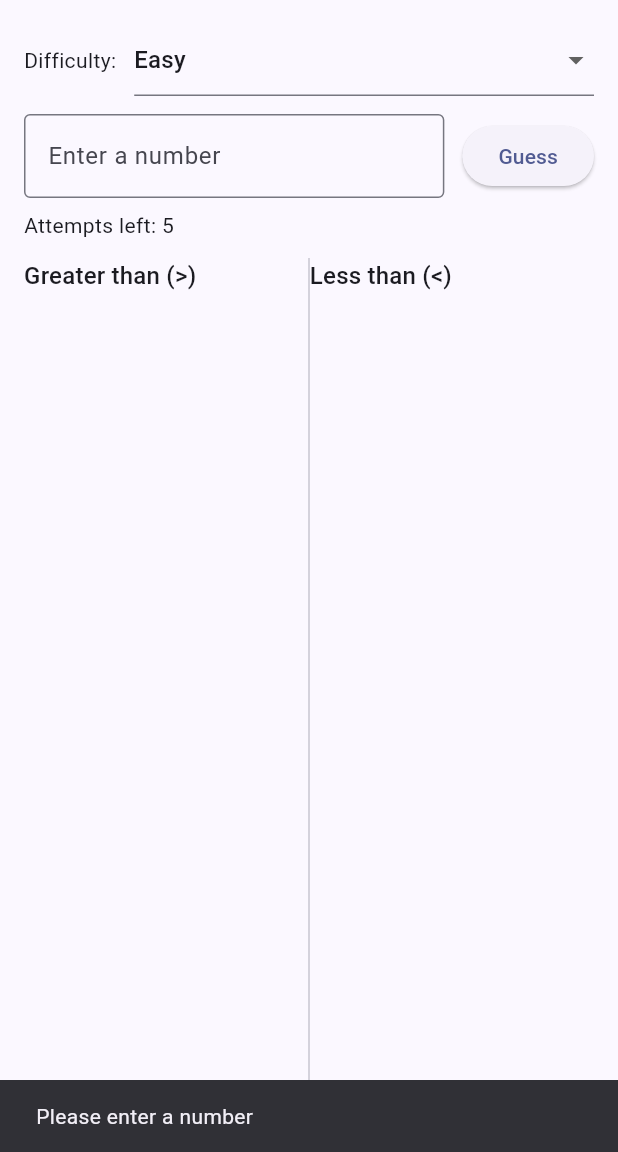
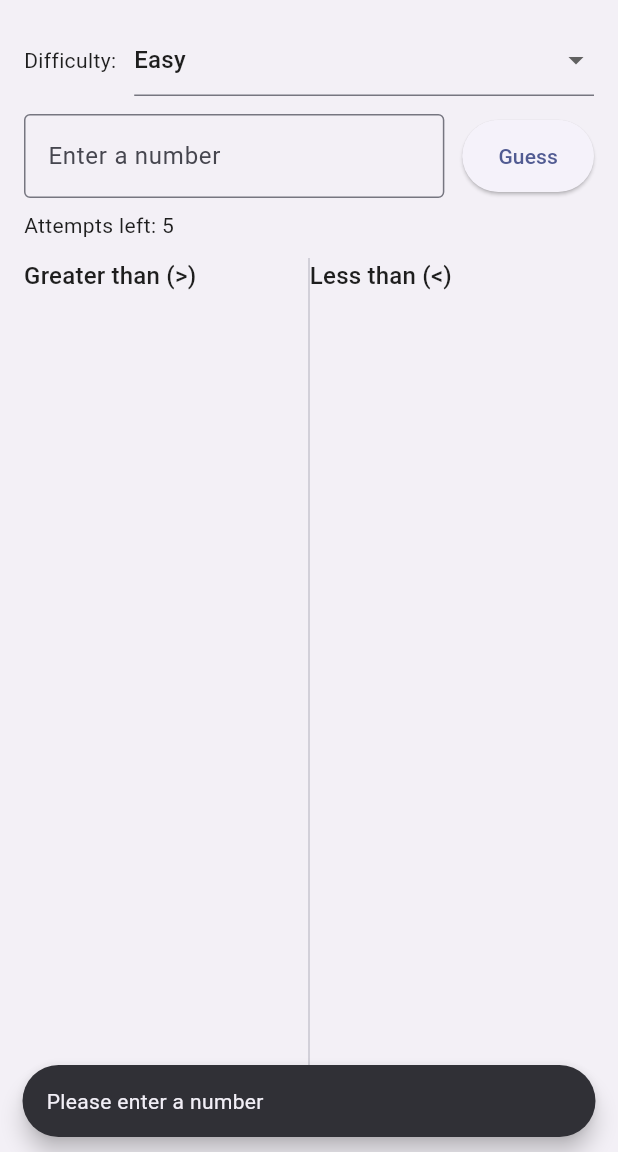
Before and after one commit to EdinsonRequena/flutter_app_guess_the_number, a Flutter app: the screen it shows after launch, after a tap on "Guess", on a phone screen of 412 x 824 dp, the part 84-1236 px from its top. Run offline on Flutter 3.47's test engine with Material 3 defaults, Android fonts, the phone set to English and light mode, and no system bars.

Commit message:
UI Polish & Animaciones Fixes #12

```diff
--- a/lib/core/theme/app_theme.dart
+++ b/lib/core/theme/app_theme.dart
@@ -2,7 +2,23 @@ import 'package:flutter/material.dart';
 
 class AppTheme {
   static final light = ThemeData(
-    colorScheme: ColorScheme.fromSeed(seedColor: Colors.indigo),
     useMaterial3: true,
+    colorScheme: ColorScheme.fromSeed(seedColor: Colors.indigo, surfaceTint: Colors.transparent),
+    scaffoldBackgroundColor: const Color(0xFFF3F0F6),
+    textTheme: Typography.blackCupertino.apply(
+      bodyColor: const Color(0xFF1E1E1E),
+      displayColor: const Color(0xFF1E1E1E),
+    ),
+    elevatedButtonTheme: ElevatedButtonThemeData(
+      style: ElevatedButton.styleFrom(
+        shape: const StadiumBorder(),
+        padding: const EdgeInsets.symmetric(horizontal: 24, vertical: 14),
+      ),
+    ),
+    snackBarTheme: const SnackBarThemeData(
+      shape: StadiumBorder(),
+      behavior: SnackBarBehavior.floating,
+    ),
+    dividerColor: Colors.grey.shade300,
   );
 }
--- a/lib/screens/game_screen.dart
+++ b/lib/screens/game_screen.dart
@@ -1,4 +1,7 @@
 import 'package:flutter/material.dart';
+import 'package:provider/provider.dart';
+
+import '../core/game_engine.dart';
 import '../widgets/level_selector.dart';
 import '../widgets/guess_input.dart';
 import '../widgets/attempt_info.dart';
@@ -10,11 +13,29 @@ class GameScreen extends StatelessWidget {
 
   @override
   Widget build(BuildContext context) {
+    final difficulty = context.watch<GameEngine>().difficulty;
+
     return Scaffold(
       appBar: AppBar(title: const Text('Guess the Number')),
-      body: const Padding(
-        padding: EdgeInsets.all(16),
-        child: Column(
+      body: Padding(
+        padding: const EdgeInsets.all(16),
+        child: AnimatedSwitcher(
+          duration: const Duration(milliseconds: 300),
+          switchInCurve: Curves.easeOut,
+          switchOutCurve: Curves.easeIn,
+          child: _GameContent(key: ValueKey(difficulty)),
+        ),
+      ),
+    );
+  }
+}
+
+class _GameContent extends StatelessWidget {
+  const _GameContent({super.key});
+
+  @override
+  Widget build(BuildContext context) {
+    return const Column(
       children: [
         LevelSelector(),
         SizedBox(height: 12),
@@ -26,8 +47,6 @@ class GameScreen extends StatelessWidget {
         SizedBox(height: 12),
         SecretNumberDisplay(),
       ],
-        ),
-      ),
     );
   }
 }
--- a/lib/widgets/history_columns.dart
+++ b/lib/widgets/history_columns.dart
@@ -10,14 +10,15 @@ class HistoryColumns extends StatelessWidget {
   @override
   Widget build(BuildContext context) {
     final engine = context.watch<GameEngine>();
-    final greater = engine.greaterGuesses;
-    final less = engine.lessGuesses;
-
     return Row(
       children: [
-        _HistoryList(title: 'Greater than (>)', numbers: greater),
+        _HistoryList(
+          title: 'Greater than (>)',
+          numbers: engine.greaterGuesses,
+          status: engine.status,
+        ),
         const VerticalDivider(width: 1),
-        _HistoryList(title: 'Less than (<)', numbers: less),
+        _HistoryList(title: 'Less than (<)', numbers: engine.lessGuesses, status: engine.status),
       ],
     );
   }
@@ -26,11 +27,14 @@ class HistoryColumns extends StatelessWidget {
 class _HistoryList extends StatelessWidget {
   final String title;
   final List<int> numbers;
+  final GameStatus status;
 
-  const _HistoryList({required this.title, required this.numbers});
+  const _HistoryList({required this.title, required this.numbers, required this.status});
 
   @override
   Widget build(BuildContext context) {
+    final highlightColor = status == GameStatus.won ? Colors.green : Colors.red;
+
     return Expanded(
       child: Column(
         crossAxisAlignment: CrossAxisAlignment.stretch,
@@ -39,8 +43,16 @@ class _HistoryList extends StatelessWidget {
           const SizedBox(height: 8),
           Expanded(
             child: ListView.builder(
+              reverse: true,
               itemCount: numbers.length,
-              itemBuilder: (_, i) => ListTile(dense: true, title: Text(numbers[i].toString())),
+              itemBuilder: (_, i) => ListTile(
+                dense: true,
+                visualDensity: VisualDensity.compact,
+                title: Text(
+                  numbers[i].toString(),
+                  style: TextStyle(color: status == GameStatus.playing ? null : highlightColor),
+                ),
+              ),
             ),
           ),
         ],
```
Lines whose indentation alone changed are shown as unchanged.
